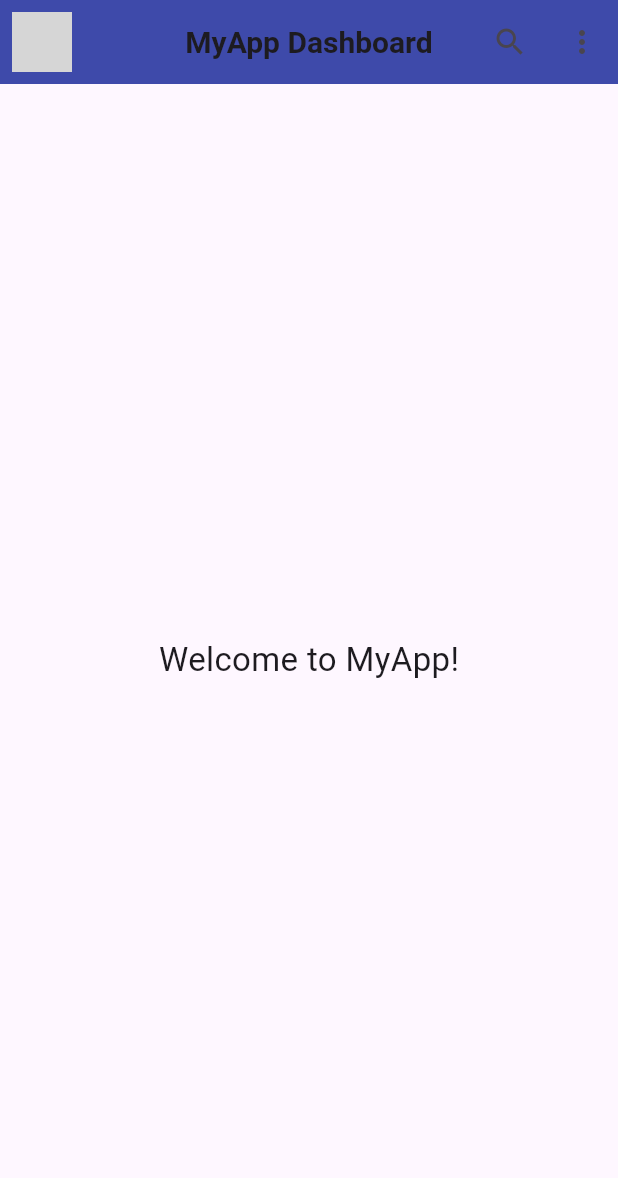
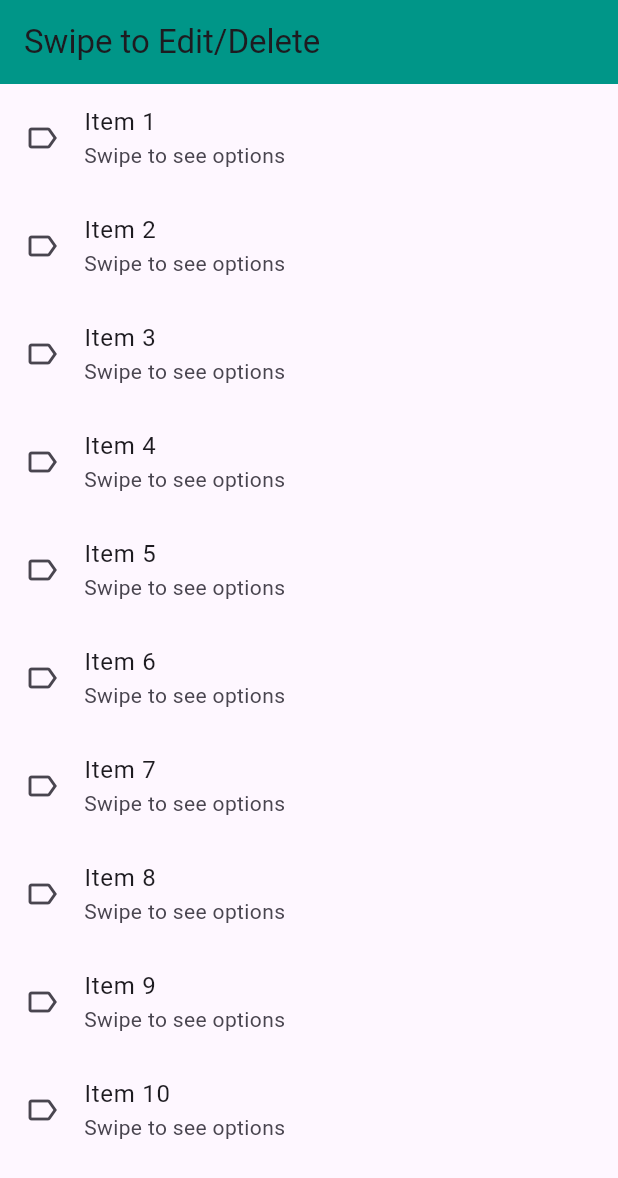
Before and after one commit to noobarafat/MAD_TrackerSheet, a Flutter app: the screen it shows after launch, on a phone screen of 412 x 824 dp. Shown: the top 1178 px of the screen. Run offline on Flutter 3.47's test engine with Material 3 defaults, Android fonts, the phone set to English and light mode, and no system bars; grey boxes are pictures that could not be loaded.

Commit message:
P14: Build list with swipe to edit or delete

```diff
--- a/lib/main.dart
+++ b/lib/main.dart
@@ -10,57 +10,94 @@ class MyApp extends StatelessWidget {
   @override
   Widget build(BuildContext context) {
     return MaterialApp(
-      title: 'Custom AppBar',
+      title: 'Swipe List Demo',
       debugShowCheckedModeBanner: false,
-      home: const HomeScreen(),
+      home: const SwipeListPage(),
     );
   }
 }
 
-class HomeScreen extends StatelessWidget {
-  const HomeScreen({super.key});
+class SwipeListPage extends StatefulWidget {
+  const SwipeListPage({super.key});
+
+  @override
+  State<SwipeListPage> createState() => _SwipeListPageState();
+}
+
+class _SwipeListPageState extends State<SwipeListPage> {
+  List<String> items = List.generate(10, (index) => 'Item ${index + 1}');
 
   @override
   Widget build(BuildContext context) {
     return Scaffold(
       appBar: AppBar(
-        backgroundColor: Colors.indigo[600],
-        elevation: 6,
-        leading: Padding(
-          padding: const EdgeInsets.all(8.0),
-          child: Image.asset(
-            'assets/images/logo.png',
-            fit: BoxFit.contain,
-          ),
-        ),
-        title: const Text(
-          'MyApp Dashboard',
-          style: TextStyle(
-            fontWeight: FontWeight.w600,
-            fontSize: 20,
-          ),
-        ),
-        centerTitle: true,
+        title: const Text("Swipe to Edit/Delete"),
+        backgroundColor: Colors.teal,
+      ),
+      body: ListView.builder(
+        itemCount: items.length,
+        itemBuilder: (context, index) {
+          final item = items[index];
+
+          return Dismissible(
+            key: Key(item),
+            background: swipeActionLeft(),
+            secondaryBackground: swipeActionRight(),
+            confirmDismiss: (direction) async {
+              if (direction == DismissDirection.endToStart) {
+                bool confirm = await _showConfirmationDialog(context, "Delete", item);
+                if (confirm) {
+                  setState(() {
+                    items.removeAt(index);
+                  });
+                }
+                return confirm;
+              } else {
+                ScaffoldMessenger.of(context).showSnackBar(
+                  SnackBar(content: Text("Edit tapped on $item")),
+                );
+                return false;
+              }
+            },
+            child: ListTile(
+              title: Text(item),
+              subtitle: const Text("Swipe to see options"),
+              leading: const Icon(Icons.label_outline),
+            ),
+          );
+        },
+      ),
+    );
+  }
+
+  Widget swipeActionLeft() {
+    return Container(
+      alignment: Alignment.centerLeft,
+      padding: const EdgeInsets.symmetric(horizontal: 20),
+      color: Colors.blue,
+      child: const Icon(Icons.edit, color: Colors.white, size: 30),
+    );
+  }
+
+  Widget swipeActionRight() {
+    return Container(
+      alignment: Alignment.centerRight,
+      padding: const EdgeInsets.symmetric(horizontal: 20),
+      color: Colors.red,
+      child: const Icon(Icons.delete, color: Colors.white, size: 30),
+    );
+  }
+
+  Future<bool> _showConfirmationDialog(BuildContext context, String action, String item) async {
+    return await showDialog(
+      context: context,
+      builder: (context) => AlertDialog(
+        title: Text("$action Confirmation"),
+        content: Text("Are you sure you want to $action \"$item\"?"),
         actions: [
-          IconButton(
-            icon: const Icon(Icons.search),
-            onPressed: () {
-
-            },
-          ),
-          IconButton(
-            icon: const Icon(Icons.more_vert),
-            onPressed: () {
-
-            },
-          ),
+          TextButton(onPressed: () => Navigator.of(context).pop(false), child: const Text("Cancel")),
+          TextButton(onPressed: () => Navigator.of(context).pop(true), child: const Text("Yes")),
         ],
-      ),
-      body: const Center(
-        child: Text(
-          'Welcome to MyApp!',
-          style: TextStyle(fontSize: 22),
-        ),
       ),
     );
   }
```
